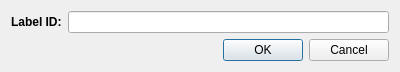
Qt form source/dialogenterlabel.ui (droggen/Labeller) before a commit.
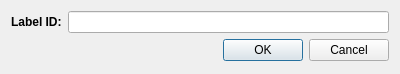
The same form after that commit.

Patch:
```diff
--- a/source/dialogenterlabel.ui
+++ b/source/dialogenterlabel.ui
@@ -7,7 +7,7 @@
     <x>0</x>
     <y>0</y>
     <width>400</width>
-    <height>70</height>
+    <height>74</height>
    </rect>
   </property>
   <property name="windowTitle">
```
Left out of the diff: 6 changed lines with no effect on the pictures.
